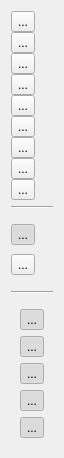
The window that src/qmapshack/mouse/IScrOptSelect.ui (Maproom/qmapshack) describes before a commit, drawn with Qt 5.
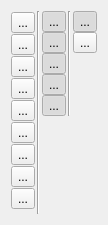
The same window after the commit. Icons and pictures are not drawn.

Commit message:
[QMS-322] Make POIs show up in 'Select Items On Map'
* Adjust layout of 'Select Items On Map'

```diff
--- a/src/qmapshack/mouse/IScrOptSelect.ui
+++ b/src/qmapshack/mouse/IScrOptSelect.ui
@@ -6,14 +6,17 @@
    <rect>
     <x>0</x>
     <y>0</y>
-    <width>60</width>
-    <height>458</height>
+    <width>108</width>
+    <height>225</height>
    </rect>
   </property>
   <property name="windowTitle">
    <string>Form</string>
   </property>
-  <layout class="QVBoxLayout" name="verticalLayout">
+  <layout class="QHBoxLayout" name="horizontalLayout_2">
+   <property name="spacing">
+    <number>2</number>
+   </property>
    <item>
     <widget class="QFrame" name="frameFunction">
      <property name="frameShape">
@@ -167,90 +170,23 @@
      </layout>
     </widget>
    </item>
-   <item>
-    <widget class="Line" name="line">
-     <property name="orientation">
-      <enum>Qt::Horizontal</enum>
-     </property>
-    </widget>
-   </item>
-   <item>
-    <widget class="QFrame" name="frameMode">
-     <property name="frameShape">
-      <enum>QFrame::NoFrame</enum>
-     </property>
-     <property name="frameShadow">
-      <enum>QFrame::Plain</enum>
-     </property>
-     <layout class="QVBoxLayout" name="verticalLayout_3">
-      <property name="spacing">
-       <number>0</number>
-      </property>
-      <property name="leftMargin">
-       <number>0</number>
-      </property>
-      <property name="topMargin">
-       <number>0</number>
-      </property>
-      <property name="rightMargin">
-       <number>0</number>
-      </property>
-      <property name="bottomMargin">
-       <number>0</number>
-      </property>
-      <item>
-       <widget class="QToolButton" name="toolModeIntersect">
-        <property name="toolTip">
-         <string>Select all items that intersect the selected area.</string>
-        </property>
-        <property name="text">
-         <string>...</string>
-        </property>
-        <property name="icon">
-         <iconset resource="../resources.qrc">
-          <normaloff>:/icons/32x32/SelectIntersectArea.png</normaloff>:/icons/32x32/SelectIntersectArea.png</iconset>
-        </property>
-        <property name="checkable">
-         <bool>true</bool>
-        </property>
-        <property name="checked">
-         <bool>true</bool>
-        </property>
-        <property name="autoExclusive">
-         <bool>true</bool>
-        </property>
-       </widget>
-      </item>
-      <item>
-       <widget class="QToolButton" name="toolModeExact">
-        <property name="toolTip">
-         <string>Select all items that are completely inside the selected area.</string>
-        </property>
-        <property name="text">
-         <string>...</string>
-        </property>
-        <property name="icon">
-         <iconset resource="../resources.qrc">
-          <normaloff>:/icons/32x32/SelectExactArea.png</normaloff>:/icons/32x32/SelectExactArea.png</iconset>
-        </property>
-        <property name="checkable">
-         <bool>true</bool>
-        </property>
-        <property name="autoExclusive">
-         <bool>true</bool>
-        </property>
-       </widget>
-      </item>
-     </layout>
-    </widget>
-   </item>
    <item>
     <widget class="Line" name="line_2">
      <property name="orientation">
-      <enum>Qt::Horizontal</enum>
+      <enum>Qt::Vertical</enum>
      </property>
     </widget>
    </item>
+   <item>
+    <layout class="QVBoxLayout" name="verticalLayout">
+     <property name="spacing">
+      <number>0</number>
+     </property>
+     <item>
+      <layout class="QHBoxLayout" name="horizontalLayout">
+       <property name="spacing">
+        <number>2</number>
+       </property>
    <item>
     <widget class="QFrame" name="frameItem">
      <property name="frameShape">
@@ -259,7 +195,22 @@
      <property name="frameShadow">
       <enum>QFrame::Plain</enum>
      </property>
-     <layout class="QVBoxLayout" name="verticalLayout_4">
+         <layout class="QVBoxLayout" name="verticalLayout_4" stretch="0,0,0,0,0">
+          <property name="spacing">
+           <number>0</number>
+          </property>
+          <property name="leftMargin">
+           <number>0</number>
+          </property>
+          <property name="topMargin">
+           <number>0</number>
+          </property>
+          <property name="rightMargin">
+           <number>0</number>
+          </property>
+          <property name="bottomMargin">
+           <number>0</number>
+          </property>
       <item>
        <widget class="QToolButton" name="toolItemTrk">
         <property name="toolTip">
@@ -364,6 +315,113 @@
          <bool>true</bool>
         </property>
        </widget>
+          </item>
+         </layout>
+        </widget>
+       </item>
+       <item>
+        <widget class="Line" name="line">
+         <property name="orientation">
+          <enum>Qt::Vertical</enum>
+         </property>
+        </widget>
+       </item>
+      </layout>
+     </item>
+     <item>
+      <spacer name="verticalSpacer">
+       <property name="orientation">
+        <enum>Qt::Vertical</enum>
+       </property>
+       <property name="sizeHint" stdset="0">
+        <size>
+         <width>20</width>
+         <height>40</height>
+        </size>
+       </property>
+      </spacer>
+     </item>
+    </layout>
+   </item>
+   <item>
+    <widget class="QFrame" name="frameMode">
+     <property name="frameShape">
+      <enum>QFrame::NoFrame</enum>
+     </property>
+     <property name="frameShadow">
+      <enum>QFrame::Plain</enum>
+     </property>
+     <layout class="QVBoxLayout" name="verticalLayout_3">
+      <property name="spacing">
+       <number>0</number>
+      </property>
+      <property name="leftMargin">
+       <number>0</number>
+      </property>
+      <property name="topMargin">
+       <number>0</number>
+      </property>
+      <property name="rightMargin">
+       <number>0</number>
+      </property>
+      <property name="bottomMargin">
+       <number>0</number>
+      </property>
+      <item>
+       <widget class="QToolButton" name="toolModeIntersect">
+        <property name="toolTip">
+         <string>Select all items that intersect the selected area.</string>
+        </property>
+        <property name="text">
+         <string>...</string>
+        </property>
+        <property name="icon">
+         <iconset resource="../resources.qrc">
+          <normaloff>:/icons/32x32/SelectIntersectArea.png</normaloff>:/icons/32x32/SelectIntersectArea.png</iconset>
+        </property>
+        <property name="checkable">
+         <bool>true</bool>
+        </property>
+        <property name="checked">
+         <bool>true</bool>
+        </property>
+        <property name="autoExclusive">
+         <bool>true</bool>
+        </property>
+       </widget>
+      </item>
+      <item>
+       <widget class="QToolButton" name="toolModeExact">
+        <property name="toolTip">
+         <string>Select all items that are completely inside the selected area.</string>
+        </property>
+        <property name="text">
+         <string>...</string>
+        </property>
+        <property name="icon">
+         <iconset resource="../resources.qrc">
+          <normaloff>:/icons/32x32/SelectExactArea.png</normaloff>:/icons/32x32/SelectExactArea.png</iconset>
+        </property>
+        <property name="checkable">
+         <bool>true</bool>
+        </property>
+        <property name="autoExclusive">
+         <bool>true</bool>
+        </property>
+       </widget>
+      </item>
+      <item>
+       <spacer name="verticalSpacer_2">
+        <property name="orientation">
+         <enum>Qt::Vertical</enum>
+        </property>
+        <property name="sizeHint" stdset="0">
+         <size>
+          <width>20</width>
+          <height>40</height>
+         </size>
+        </property>
+       </spacer>
       </item>
      </layout>
     </widget>
```
Lines whose indentation alone changed are shown as unchanged.
